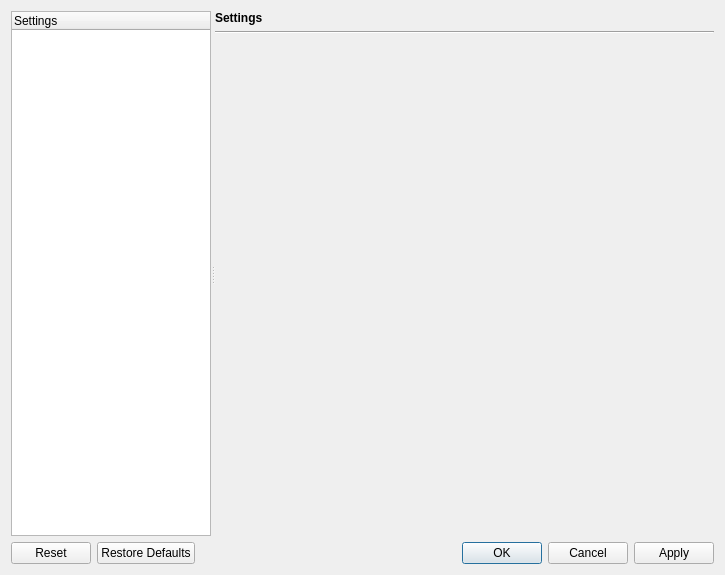
Qt form src/mobileui/ui/settingsdlg.ui (raininja/quassel2go) before a commit.
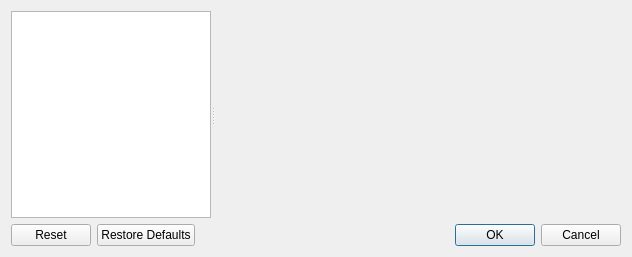
The same form after that commit. Icons and pictures are not drawn.

Diff of the .ui file:
```diff
--- a/src/mobileui/ui/settingsdlg.ui
+++ b/src/mobileui/ui/settingsdlg.ui
@@ -6,8 +6,8 @@
    <rect>
     <x>0</x>
     <y>0</y>
-    <width>725</width>
-    <height>575</height>
+    <width>632</width>
+    <height>257</height>
    </rect>
   </property>
   <property name="windowTitle">
@@ -17,63 +17,57 @@
    <iconset>
     <normaloff>:/16x16/actions/configure</normaloff>:/16x16/actions/configure</iconset>
   </property>
-  <layout class="QVBoxLayout" name="verticalLayout_2">
-   <item>
+  <layout class="QGridLayout" name="gridLayout">
+   <item row="0" column="0">
     <widget class="QSplitter" name="splitter">
      <property name="orientation">
       <enum>Qt::Horizontal</enum>
      </property>
      <widget class="QTreeWidget" name="settingsTree">
+      <property name="sizePolicy">
+       <sizepolicy hsizetype="Maximum" vsizetype="Fixed">
+        <horstretch>0</horstretch>
+        <verstretch>0</verstretch>
+       </sizepolicy>
+      </property>
       <property name="maximumSize">
        <size>
         <width>200</width>
         <height>16777215</height>
        </size>
       </property>
+      <property name="font">
+       <font>
+        <pointsize>14</pointsize>
+       </font>
+      </property>
+      <attribute name="headerVisible">
+       <bool>false</bool>
+      </attribute>
       <column>
        <property name="text">
         <string>Settings</string>
        </property>
       </column>
      </widget>
-     <widget class="QWidget" name="layoutWidget">
-      <layout class="QVBoxLayout" name="verticalLayout">
-       <item>
-        <widget class="QLabel" name="pageTitle">
-         <property name="font">
-          <font>
-           <weight>75</weight>
-           <bold>true</bold>
-          </font>
-         </property>
-         <property name="text">
-          <string>Settings</string>
-         </property>
-        </widget>
-       </item>
-       <item>
-        <widget class="Line" name="line">
-         <property name="orientation">
-          <enum>Qt::Horizontal</enum>
-         </property>
-        </widget>
-       </item>
-       <item>
-        <widget class="QStackedWidget" name="settingsStack">
-         <widget class="QWidget" name="page"/>
-        </widget>
-       </item>
-      </layout>
+     <widget class="QStackedWidget" name="settingsStack">
+      <property name="sizePolicy">
+       <sizepolicy hsizetype="Preferred" vsizetype="MinimumExpanding">
+        <horstretch>0</horstretch>
+        <verstretch>0</verstretch>
+       </sizepolicy>
+      </property>
+      <widget class="QWidget" name="page"/>
      </widget>
     </widget>
    </item>
-   <item>
+   <item row="1" column="0">
     <widget class="QDialogButtonBox" name="buttonBox">
      <property name="orientation">
       <enum>Qt::Horizontal</enum>
      </property>
      <property name="standardButtons">
-      <set>QDialogButtonBox::Apply|QDialogButtonBox::Cancel|QDialogButtonBox::Ok|QDialogButtonBox::Reset|QDialogButtonBox::RestoreDefaults</set>
+      <set>QDialogButtonBox::Cancel|QDialogButtonBox::Ok|QDialogButtonBox::Reset|QDialogButtonBox::RestoreDefaults</set>
      </property>
     </widget>
    </item>
```
